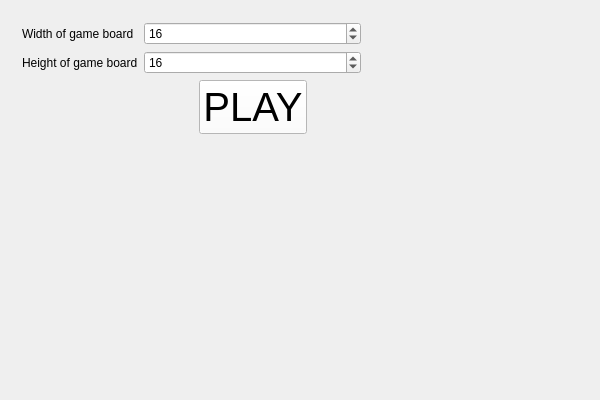
Qt form src/view/MainWindow.ui (zer0main/battleship) before a commit.
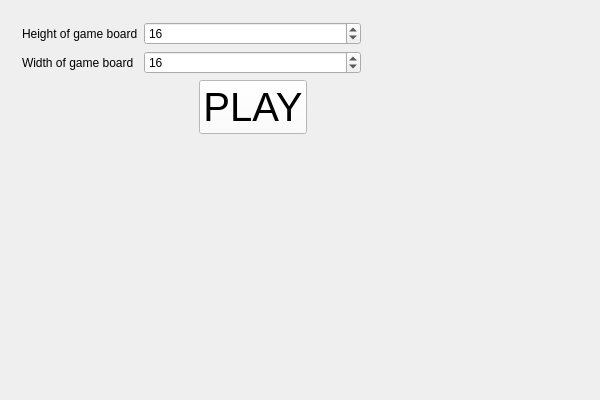
The same form after that commit. The open tabs and pages were chosen to show the change.

Commit message: Fix problem with columns and rows

The edit to the form file:
```diff
--- a/src/view/MainWindow.ui
+++ b/src/view/MainWindow.ui
@@ -168,7 +168,7 @@
         <item row="0" column="0">
          <widget class="QLabel" name="widthOfGameBoardLabel">
           <property name="text">
-           <string>Width of game board</string>
+           <string>Height of game board</string>
           </property>
          </widget>
         </item>
@@ -188,7 +188,7 @@
         <item row="2" column="0">
          <widget class="QLabel" name="heightOfGameBoardLabel">
           <property name="text">
-           <string>Height of game board</string>
+           <string>Width of game board</string>
           </property>
          </widget>
         </item>
```
The commit also changes 1 other file.
